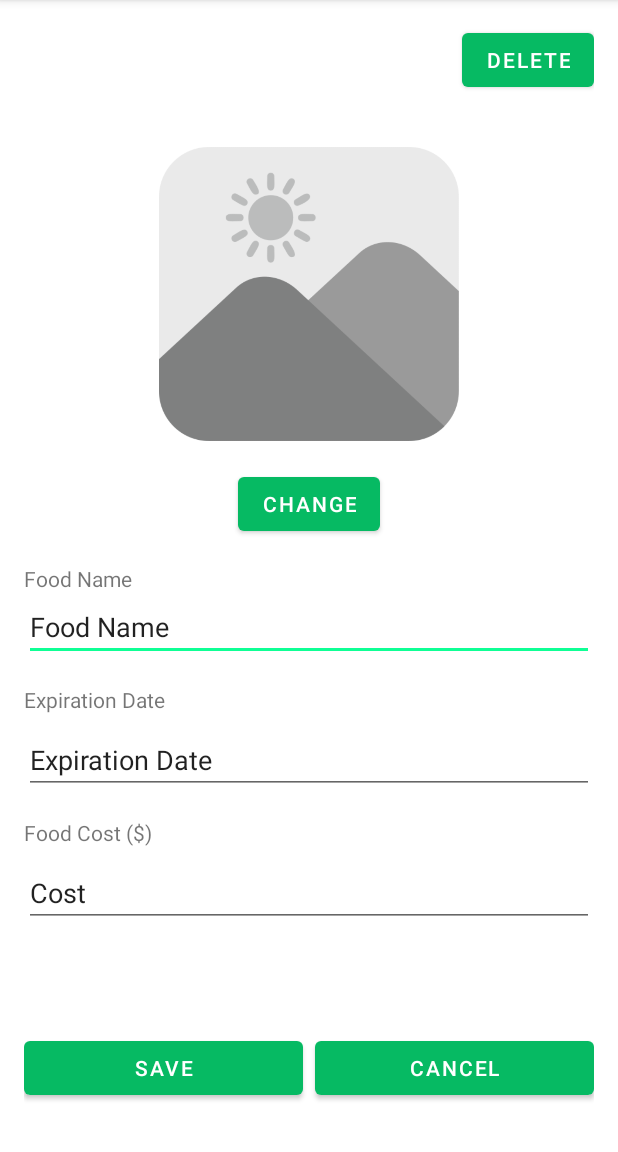
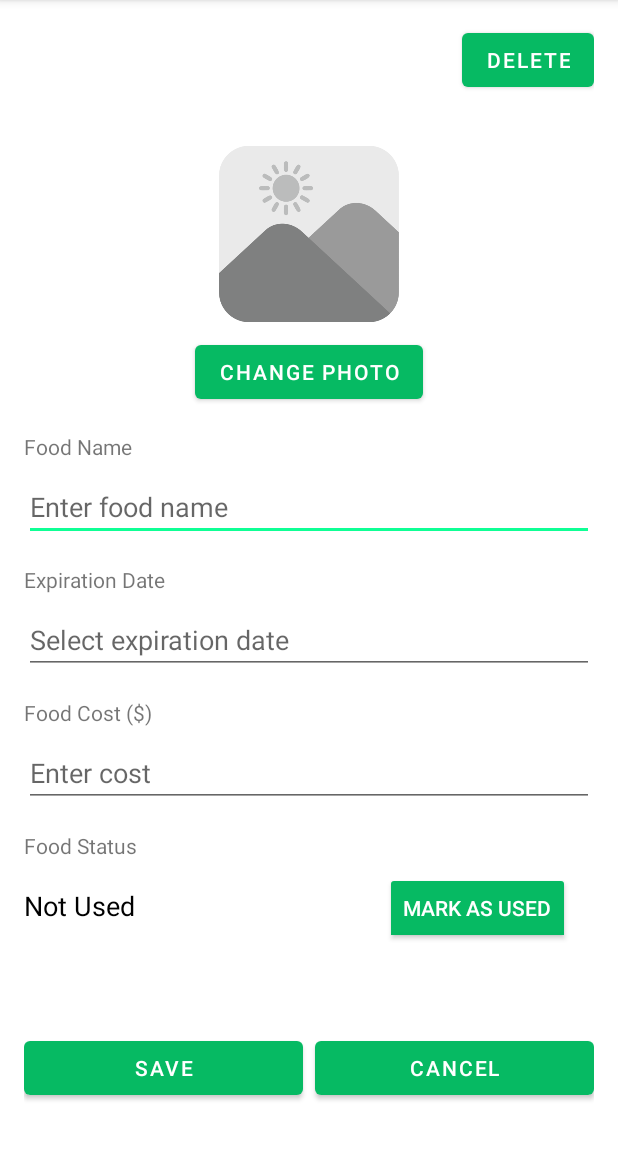
Before and after one commit to EggMcLegg/KeepFresh, an Android app: the fragment FoodDetailFragment shown on its own in the app's theme, after a tap on "SAVE", on a phone screen of 412 x 824 dp, the part 84-1236 px from its top. Run offline under Robolectric (Android 15) with nearby library versions, the phone set to English and light mode, and no system bars; our stand-ins replace Picasso, Room's generated code; pictures from the network do not load.

Commit message:
update UI to show food state and state button

```diff
--- /dev/null
+++ b/app/src/main/java/com/example/keepfresh/data/FoodState.kt
@@ -0,0 +1,7 @@
+package com.example.keepfresh.data
+
+object FoodState {
+    const val NOT_USED = "NOT USED"
+    const val USED = "USED"
+    const val EXPIRED = "EXPIRED"
+}
--- a/app/src/main/java/com/example/keepfresh/data/FoodStatus.kt
+++ /dev/null
@@ -1,7 +0,0 @@
-package com.example.keepfresh.data
-
-object FoodStatus {
-    const val PENDING = "PENDING"
-    const val CONSUMED = "CONSUMED"
-    const val EXPIRED = "EXPIRED"
-}
--- a/app/src/main/java/com/example/keepfresh/ui/foodInput/FoodInputFragment.kt
+++ b/app/src/main/java/com/example/keepfresh/ui/foodInput/FoodInputFragment.kt
@@ -28,6 +28,7 @@ import com.example.keepfresh.data.FoodDatabase
 import com.example.keepfresh.data.FoodDatabaseDao
 import com.example.keepfresh.data.FoodItem
 import com.example.keepfresh.data.FoodRepository
+import com.example.keepfresh.data.FoodState
 import com.squareup.picasso.Picasso
 import java.util.Calendar
 
@@ -113,6 +114,7 @@ class FoodInputFragment : Fragment(), FoodPhotoDialogFragment.FoodPhotoListener,
                 foodName = foodName,
                 expirationDate = expirationDate,
                 cost = cost,
+                state = FoodState.NOT_USED,
                 foodPhotoUri = photoUri.toString()
             )
             foodInputViewModel.insert(foodItem)
--- a/app/src/main/java/com/example/keepfresh/ui/foodInventory/FoodDetailFragment.kt
+++ b/app/src/main/java/com/example/keepfresh/ui/foodInventory/FoodDetailFragment.kt
@@ -7,9 +7,14 @@ import android.os.Bundle
 import android.view.LayoutInflater
 import android.view.View
 import android.view.ViewGroup
+import android.widget.EditText
+import android.widget.ImageView
+import android.widget.TextView
 import android.widget.Toast
+import android.widget.ToggleButton
 import androidx.activity.result.ActivityResultLauncher
 import androidx.activity.result.contract.ActivityResultContracts
+import androidx.core.content.ContextCompat
 import androidx.fragment.app.Fragment
 import androidx.lifecycle.ViewModelProvider
 import androidx.navigation.fragment.findNavController
@@ -20,11 +25,11 @@ import com.example.keepfresh.data.FoodDatabase
 import com.example.keepfresh.data.FoodDatabaseDao
 import com.example.keepfresh.data.FoodItem
 import com.example.keepfresh.data.FoodRepository
+import com.example.keepfresh.data.FoodState
 import com.example.keepfresh.databinding.FragmentDetailFoodBinding
 import com.example.keepfresh.ui.foodInput.FoodPhotoDialogFragment
 import com.squareup.picasso.Picasso
 import java.util.Calendar
-import kotlin.math.cos
 
 class FoodDetailFragment: Fragment() {
     private var _binding: FragmentDetailFoodBinding? = null
@@ -41,6 +46,13 @@ class FoodDetailFragment: Fragment() {
     private lateinit var photoResultLauncher: ActivityResultLauncher<Intent>
     private var photoUri: Uri? = null
 
+    private lateinit var photoFood: ImageView
+    private lateinit var foodName: EditText
+    private lateinit var expirationDate: EditText
+    private lateinit var cost: EditText
+    private lateinit var foodState: TextView
+    private lateinit var toggleButton: ToggleButton
+
     override fun onCreate(savedInstanceState: Bundle?) {
         super.onCreate(savedInstanceState)
         foodId = arguments?.getLong("foodId") ?: 0L
@@ -56,6 +68,14 @@ class FoodDetailFragment: Fragment() {
 
         _binding = FragmentDetailFoodBinding.inflate(inflater, container, false)
         val root: View = binding.root
+
+        photoFood = binding.photoFood
+        foodName = binding.foodNameInput
+        expirationDate = binding.expirationDateInput
+        cost = binding.costInput
+        foodState = binding.foodStatus
+        toggleButton = binding.toggleStatus
+
         showFoodItemDetails()
         setupPhotoResultLauncher()
         buttonClickListener()
@@ -71,14 +91,37 @@ class FoodDetailFragment: Fragment() {
                         .load(photoUri.toString())
                         .placeholder(R.drawable.ic_placeholder)
                         .error(R.drawable.ic_error)
-                        .into(binding.photoFood)
+                        .into(photoFood)
                 } else {
-                    binding.photoFood.setImageResource(R.drawable.ic_placeholder) // Default placeholder
+                    photoFood.setImageResource(R.drawable.ic_placeholder) // Default placeholder
                 }
-                binding.foodNameInput.setText(foodItem.getFoodName())
-                binding.expirationDateInput.setText(formatDate(foodItem.getExpirationDate()))
-                binding.costInput.setText(Util.formatPrice(foodItem.getCost()))
+                foodName.setText(foodItem.getFoodName())
+                expirationDate.setText(formatDate(foodItem.getExpirationDate()))
+                cost.setText(Util.formatPrice(foodItem.getCost()))
+                foodState.text = foodItem.getState()
+                if(foodState.text == FoodState.EXPIRED){
+                    foodName.setTextColor(ContextCompat.getColor(requireContext(), R.color.red))
+                }
+                setUpToggleButton(foodItem.getState())
             }
+        }
+    }
+
+    private fun setUpToggleButton(state: String){
+        when(state){
+            FoodState.NOT_USED ->  {
+                toggleButton.isEnabled = true
+                toggleButton.isChecked = false      // Marked as Used
+            }
+            FoodState.USED -> {
+                toggleButton.isEnabled = true
+                toggleButton.isChecked = true       // Marked as Not Used
+            }
+            FoodState.EXPIRED -> toggleButton.visibility = View.GONE
+        }
+        toggleButton.setOnCheckedChangeListener { _, isChecked ->
+            val newState = if (isChecked) FoodState.USED else FoodState.NOT_USED
+            foodState.text = newState
         }
     }
 
@@ -88,7 +131,7 @@ class FoodDetailFragment: Fragment() {
         }
 
         binding.expirationDateInput.setOnClickListener {
-            Util.showDatePicker(requireContext(), binding.expirationDateInput, calendar)
+            Util.showDatePicker(requireContext(), expirationDate, calendar)
         }
 
         binding.btnSave.setOnClickListener {
@@ -108,7 +151,7 @@ class FoodDetailFragment: Fragment() {
         photoResultLauncher = registerForActivityResult(ActivityResultContracts.StartActivityForResult()) { result ->
             if (result.resultCode == Activity.RESULT_OK) {
                 photoUri = Util.ImagePickerHelper.getPhotoUri()
-                binding.photoFood.setImageURI(photoUri)
+                photoFood.setImageURI(photoUri)
             } else {
                 Toast.makeText(requireContext(), "Failed to change photo.", Toast.LENGTH_SHORT).show()
             }
@@ -139,10 +182,11 @@ class FoodDetailFragment: Fragment() {
     }
 
     private fun saveUpdateFoodDetails(){
-        val foodName = binding.foodNameInput.text.toString()
+        val foodName = foodName.text.toString()
         val expirationDate = calendar.timeInMillis
-        val price = binding.costInput.text.toString().toDoubleOrNull() ?: 0.0
+        val price = cost.text.toString().toDoubleOrNull() ?: 0.0
         val photoUri = photoUri?.toString()
+        val foodState = foodState.text.toString()
 
         if (foodName.isNotBlank() || photoUri != null ) {
             val foodItem = FoodItem(
@@ -150,6 +194,7 @@ class FoodDetailFragment: Fragment() {
                 foodName = foodName,
                 expirationDate = expirationDate,
                 cost = price,
+                state = foodState,
                 foodPhotoUri = photoUri.toString()
             )
 
--- a/app/src/main/res/layout/fragment_detail_food.xml
+++ b/app/src/main/res/layout/fragment_detail_food.xml
@@ -1,5 +1,6 @@
 <RelativeLayout xmlns:android="http://schemas.android.com/apk/res/android"
     xmlns:tools="http://schemas.android.com/tools"
+    xmlns:app="http://schemas.android.com/apk/res-auto"
     android:layout_width="match_parent"
     android:layout_height="match_parent"
     android:padding="16dp"
@@ -18,12 +19,12 @@
     <!-- Food Picture -->
     <ImageView
         android:id="@+id/photo_food"
-        android:layout_width="200dp"
-        android:layout_height="200dp"
+        android:layout_width="120dp"
+        android:layout_height="120dp"
         android:scaleType="centerCrop"
         android:src="@drawable/ic_placeholder"
+        android:layout_below="@id/btn_delete"
         android:layout_centerHorizontal="true"
-        android:layout_below="@id/btn_delete"
         android:layout_marginTop="16dp" />
 
     <!-- Change Photo Button -->
@@ -31,68 +32,107 @@
         android:id="@+id/btn_change_photo"
         android:layout_width="wrap_content"
         android:layout_height="wrap_content"
-        android:text="@string/btn_change_photo"
+        android:text="Change Photo"
         android:layout_below="@id/photo_food"
         android:layout_centerHorizontal="true"
+        android:layout_marginTop="8dp" />
+
+    <!-- Food Name -->
+    <TextView
+        android:id="@+id/food_name_desc"
+        android:layout_width="match_parent"
+        android:layout_height="wrap_content"
+        android:text="Food Name"
+        android:textSize="14sp"
+        android:layout_below="@id/btn_change_photo"
         android:layout_marginTop="16dp" />
 
-    <!-- Food Name TEXTVIEW-->
-    <TextView
-        android:id="@+id/food_name_desc"
-        android:layout_width="wrap_content"
-        android:layout_height="wrap_content"
-        android:layout_below="@id/btn_change_photo"
-        android:layout_marginTop="16dp"
-        android:text="Food Name"/>
-
-    <!-- Food Name -->
     <EditText
         android:id="@+id/food_name_input"
         android:layout_width="match_parent"
         android:layout_height="wrap_content"
+        android:hint="Enter food name"
         android:layout_below="@id/food_name_desc"
-        android:text="Food Name"/>
+        android:layout_marginTop="8dp" />
 
-    <!-- Expiration Date TEXTVIEW -->
+    <!-- Expiration Date -->
     <TextView
         android:id="@+id/expiration_date_desc"
-        android:layout_width="wrap_content"
+        android:layout_width="match_parent"
         android:layout_height="wrap_content"
+        android:text="Expiration Date"
+        android:textSize="14sp"
         android:layout_below="@id/food_name_input"
-        android:layout_marginTop="16dp"
-        android:text="Expiration Date"/>
+        android:layout_marginTop="16dp" />
 
-    <!-- Expiration Date-->
     <EditText
         android:id="@+id/expiration_date_input"
         android:layout_width="match_parent"
         android:layout_height="wrap_content"
+        android:hint="Select expiration date"
+        android:focusable="false"
+        android:clickable="true"
         android:layout_below="@id/expiration_date_desc"
-        android:layout_marginTop="8dp"
-        android:text="Expiration Date"
-        android:focusable="false"
-        android:clickable="true" />
+        android:layout_marginTop="8dp" />
 
-    <!-- Cost TEXTVIEW -->
+    <!-- Cost -->
     <TextView
         android:id="@+id/cost_desc"
-        android:layout_width="wrap_content"
+        android:layout_width="match_parent"
         android:layout_height="wrap_content"
+        android:text="Food Cost ($)"
+        android:textSize="14sp"
         android:layout_below="@id/expiration_date_input"
-        android:layout_marginTop="16dp"
-        android:text="Food Cost ($)" />
+        android:layout_marginTop="16dp" />
 
-    <!-- Cost Input -->
     <EditText
         android:id="@+id/cost_input"
         android:layout_width="match_parent"
         android:layout_height="wrap_content"
+        android:hint="Enter cost"
         android:layout_below="@id/cost_desc"
         android:layout_marginTop="8dp"
-        android:inputType="numberDecimal"
-        android:text="Cost" />
+        android:inputType="numberDecimal" />
 
-    <!-- Save and Cancel Buttons at Bottom -->
+    <!-- Food Status -->
+    <TextView
+        android:id="@+id/food_status_desc"
+        android:layout_width="match_parent"
+        android:layout_height="wrap_content"
+        android:text="Food Status"
+        android:textSize="14sp"
+        android:layout_below="@id/cost_input"
+        android:layout_marginTop="16dp" />
+
+    <LinearLayout
+        android:layout_width="match_parent"
+        android:layout_height="wrap_content"
+        android:layout_below="@id/food_status_desc"
+        android:orientation="horizontal"
+        android:layout_marginTop="8dp">
+
+        <TextView
+            android:id="@+id/food_status"
+            android:layout_width="0dp"
+            android:layout_height="wrap_content"
+            android:layout_weight="1"
+            android:text="Not Used"
+            android:textSize="18sp"
+            android:textColor="@color/black"/>
+
+
+        <ToggleButton
+            android:id="@+id/toggle_status"
+            android:layout_width="wrap_content"
+            android:layout_height="wrap_content"
+            android:textOn="Mark As Not Used"
+            android:textOff="Mark as Used"
+            android:layout_marginEnd="16dp"
+            android:backgroundTint="@color/dark_green"
+            android:textColor="@color/white" />
+    </LinearLayout>
+
+    <!-- Save and Cancel Buttons -->
     <LinearLayout
         android:layout_width="match_parent"
         android:layout_height="wrap_content"
@@ -106,7 +146,7 @@
             android:layout_width="0dp"
             android:layout_height="wrap_content"
             android:layout_weight="1"
-            android:text="@string/btn_save"
+            android:text="Save"
             android:layout_marginEnd="8dp" />
 
         <Button
@@ -114,6 +154,6 @@
             android:layout_width="0dp"
             android:layout_height="wrap_content"
             android:layout_weight="1"
-            android:text="@string/btn_cancel" />
+            android:text="Cancel" />
     </LinearLayout>
 </RelativeLayout>
--- a/app/src/main/res/values/colors.xml
+++ b/app/src/main/res/values/colors.xml
@@ -7,4 +7,5 @@
     <color name="dark_green">#06BA63</color>
     <color name="black">#FF000000</color>
     <color name="white">#FFFFFFFF</color>
+    <color name="red">#FF0000</color>
 </resources>
```
